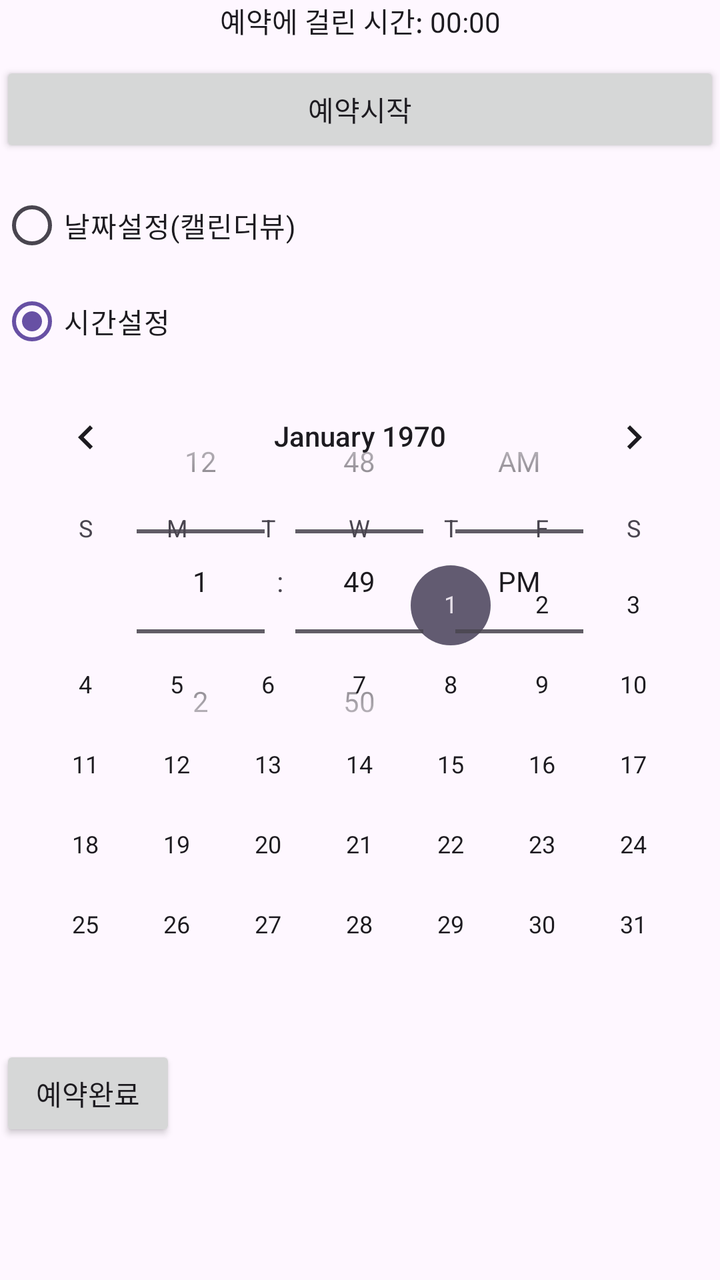
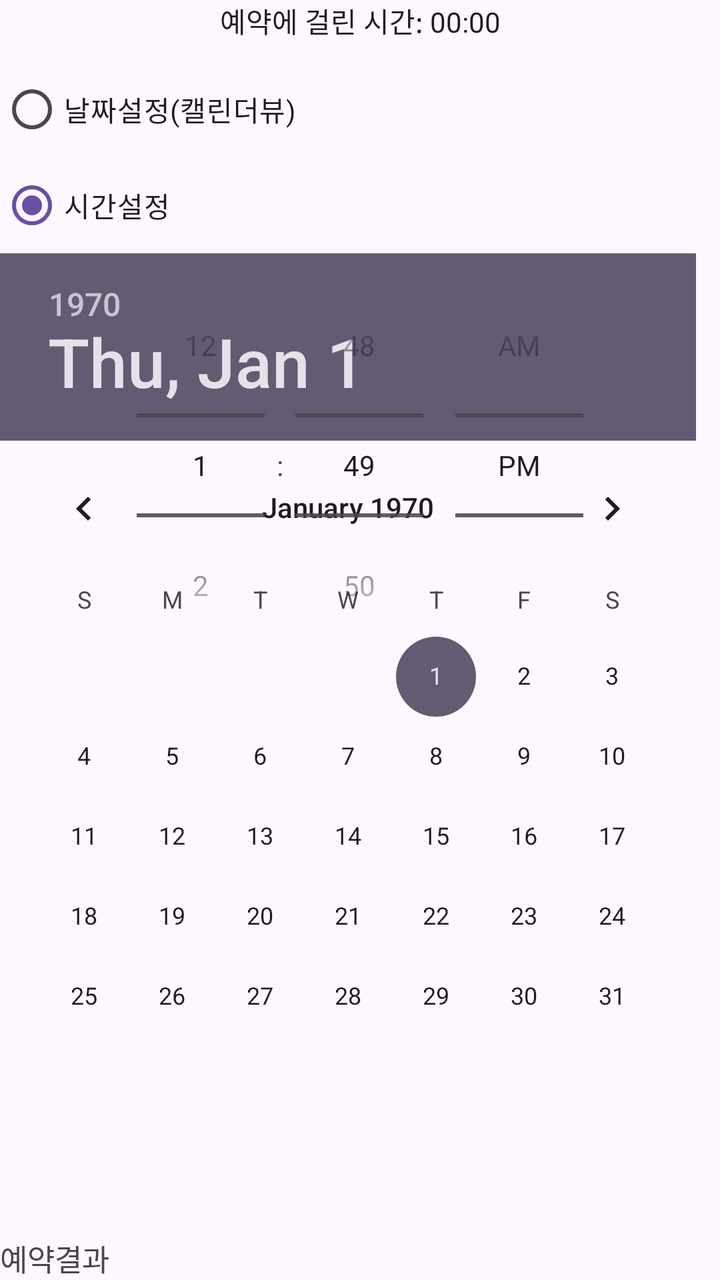

The first picture is an Android layout as it rendered before a commit; the second is the same layout after the commit. The layout source and the unified diff follow.
<!-- AndroidManifest.xml: application theme Theme.Reservation -->
<!-- res/layout/activity_main.xml -->
<?xml version="1.0" encoding="utf-8"?>
<LinearLayout xmlns:android="http://schemas.android.com/apk/res/android"
    xmlns:app="http://schemas.android.com/apk/res-auto"
    xmlns:tools="http://schemas.android.com/tools"
    android:id="@+id/main"
    android:layout_width="match_parent"
    android:layout_height="match_parent"
    android:layout_margin="15dp"
    android:orientation="vertical"
    tools:context=".MainActivity">

    <Chronometer
        android:id="@+id/chronometer"
        android:layout_width="match_parent"
        android:layout_height="wrap_content"
        android:layout_marginBottom="10dp"
        android:gravity="center"
        android:format="예약에 걸린 시간: %s"/>

    <Button
        android:id="@+id/btn_start"
        android:layout_width="match_parent"
        android:layout_height="wrap_content"
        android:layout_marginBottom="10dp"
        android:text="예약시작"/>
    <RadioGroup
        android:id="@+id/rg"
        android:layout_width="wrap_content"
        android:layout_height="wrap_content">
        <RadioButton
            android:id="@+id/radio_date"
            android:layout_width="wrap_content"
            android:layout_height="wrap_content"
            android:text="날짜설정(캘린더뷰)"/>
        <RadioButton
            android:id="@+id/radio_time"
            android:layout_width="wrap_content"
            android:layout_height="wrap_content"
            android:checked="true"
            android:text="시간설정"/>
    </RadioGroup>
    <FrameLayout
        android:layout_width="match_parent"
        android:layout_height="wrap_content">
        <CalendarView
            android:id="@+id/calender"
            android:layout_width="match_parent"
            android:layout_height="wrap_content"/>
        <TimePicker
            android:id="@+id/time_picker"
            android:layout_width="match_parent"
            android:layout_height="wrap_content"
            android:timePickerMode="spinner"/>
    </FrameLayout>
    <LinearLayout
        android:orientation="horizontal"
        android:gravity="bottom"
        android:layout_width="match_parent"
        android:layout_height="wrap_content">
        <Button
            android:id="@+id/btn_done"
            android:layout_width="wrap_content"
            android:layout_height="wrap_content"
            android:layout_marginRight="20dp"
            android:text="예약완료"/>

        <TextView
            android:id="@+id/text_result"
            android:layout_width="match_parent"
            android:layout_height="wrap_content"
            android:textSize="20sp"/>
    </LinearLayout>
</LinearLayout>
<!-- resources referenced by this layout -->
<resources>
  <style name="Theme.Reservation" parent="Base.Theme.Reservation" />
  <style name="Base.Theme.Reservation" parent="Theme.Material3.DayNight.NoActionBar">
          
          
      </style>
</resources>

<!-- the commit's change to res/layout/activity_main.xml (unified diff, before → after) -->
@@ -5,24 +5,17 @@
     android:id="@+id/main"
     android:layout_width="match_parent"
     android:layout_height="match_parent"
+    android:orientation="vertical"
     android:layout_margin="15dp"
-    android:orientation="vertical"
     tools:context=".MainActivity">
-
     <Chronometer
         android:id="@+id/chronometer"
         android:layout_width="match_parent"
         android:layout_height="wrap_content"
         android:layout_marginBottom="10dp"
         android:gravity="center"
+        android:text="20sp"
         android:format="예약에 걸린 시간: %s"/>
-
-    <Button
-        android:id="@+id/btn_start"
-        android:layout_width="match_parent"
-        android:layout_height="wrap_content"
-        android:layout_marginBottom="10dp"
-        android:text="예약시작"/>
     <RadioGroup
         android:id="@+id/rg"
         android:layout_width="wrap_content"
@@ -40,10 +33,12 @@
             android:text="시간설정"/>
     </RadioGroup>
     <FrameLayout
+        android:id="@+id/frmelayout"
         android:layout_width="match_parent"
         android:layout_height="wrap_content">
-        <CalendarView
-            android:id="@+id/calender"
+        <DatePicker
+            android:id="@+id/calendar"
+            android:datePickerMode="calendar"
             android:layout_width="match_parent"
             android:layout_height="wrap_content"/>
         <TimePicker
@@ -56,18 +51,12 @@
         android:orientation="horizontal"
         android:gravity="bottom"
         android:layout_width="match_parent"
-        android:layout_height="wrap_content">
-        <Button
-            android:id="@+id/btn_done"
-            android:layout_width="wrap_content"
-            android:layout_height="wrap_content"
-            android:layout_marginRight="20dp"
-            android:text="예약완료"/>
-
+        android:layout_height="match_parent">
         <TextView
             android:id="@+id/text_result"
             android:layout_width="match_parent"
             android:layout_height="wrap_content"
-            android:textSize="20sp"/>
+            android:text="예약결과"
+            android:textSize="15sp"/>
     </LinearLayout>
 </LinearLayout>
